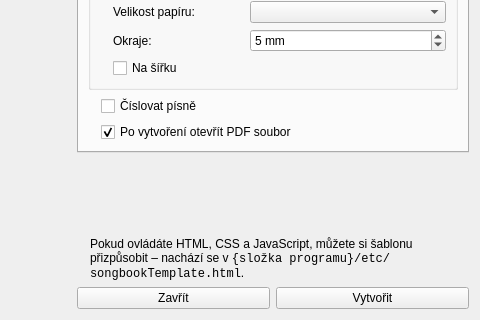
CZDanol/StrawLumen, file src/importexport/documentgenerationdialog.ui: the form before one commit; both pictures show x 516 to 996 and y 298 to 618 of the 996 by 618 pixel window.
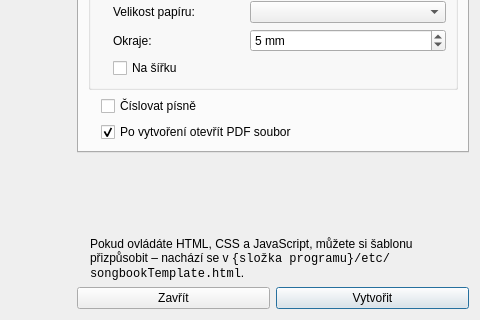
The form after the commit. Icons and pictures are not drawn. Custom widgets are drawn as their Qt base class.

Patch:
```diff
--- a/src/importexport/documentgenerationdialog.ui
+++ b/src/importexport/documentgenerationdialog.ui
@@ -521,6 +521,9 @@
           <property name="autoDefault">
            <bool>false</bool>
           </property>
+          <property name="default">
+           <bool>true</bool>
+          </property>
          </widget>
         </item>
        </layout>
```
